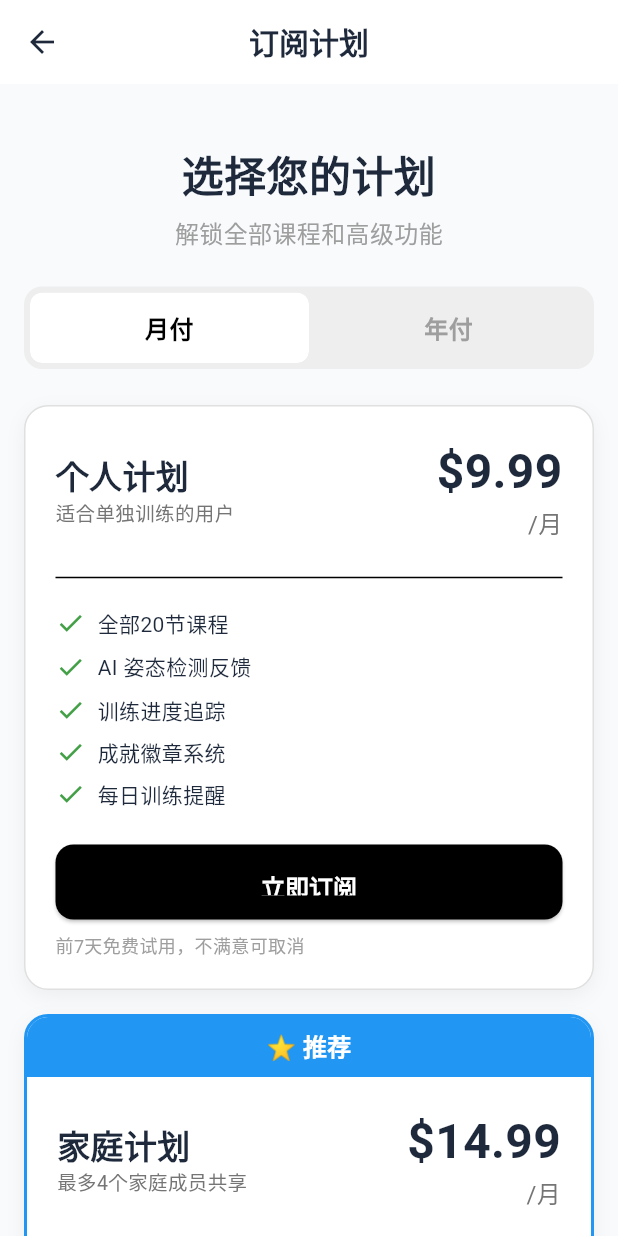
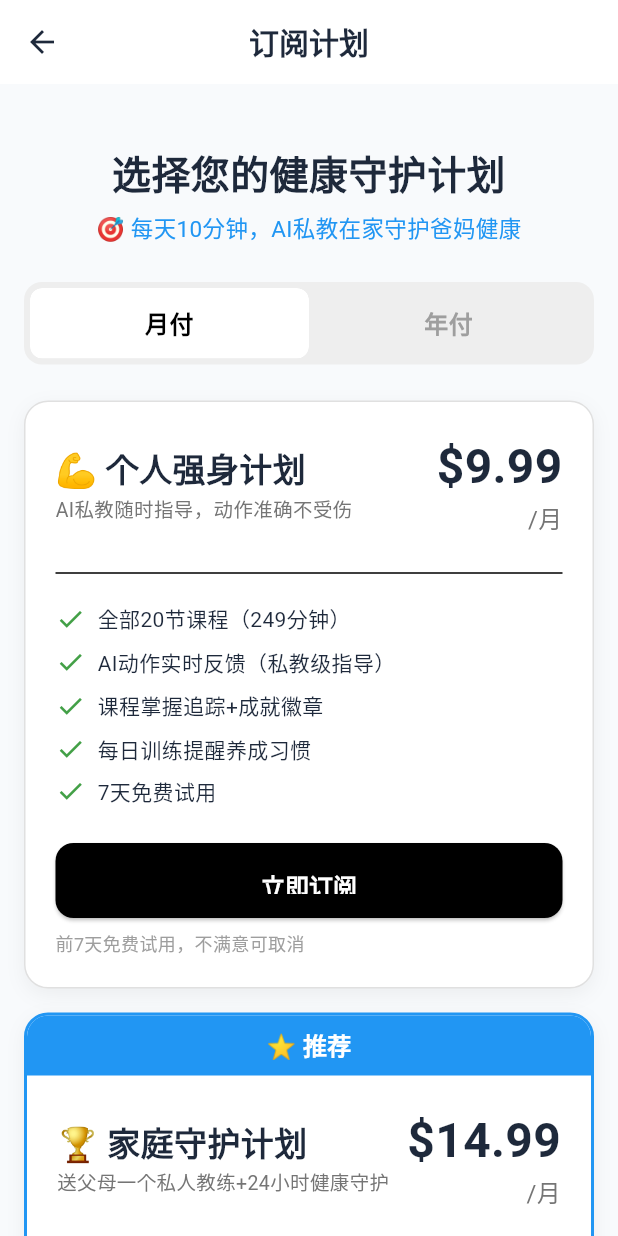
Before and after one commit to dingding520414-spec/dingding520414, a Flutter app: the SubscriptionPage screen opened directly, on a phone screen of 412 x 824 dp. Run offline on Flutter 3.47's test engine with Material 3 defaults, Android fonts, the phone set to English and light mode, and no system bars; our stand-ins replace dio, fl_chart, flutter_riverpod, flutter_secure_storage, video_player, youtube_player_iframe; accounts and stored records are empty; network calls fail.

Commit message:
feat: optimize subscription page for family plan
- Update family plan name to '🏆 家庭守护计划'
- Update description to highlight 'private trainer + 24/7 health guardian'
- Update personal plan to '💪 个人强身计划'
- Improve subscription header with emotional messaging
- Update home page premium banner to highlight family monitoring
- Change pricing from $9.99 to $14.99 (family plan as main option)
- Add family monitoring as key feature in banner

```diff
--- a/frontend/lib/data/models/subscription.dart
+++ b/frontend/lib/data/models/subscription.dart
@@ -64,33 +64,33 @@ class SubscriptionStatus {
 class SubscriptionPlans {
   static const personal = SubscriptionPlan(
     id: 'personal',
-    name: '个人计划',
-    description: '适合单独训练的用户',
+    name: '💪 个人强身计划',
+    description: 'AI私教随时指导，动作准确不受伤',
     monthlyPrice: 9.99,
     yearlyPrice: 89.99,
     maxMembers: 1,
     features: [
-      '✓ 全部20节课程',
-      '✓ AI 姿态检测反馈',
-      '✓ 训练进度追踪',
-      '✓ 成就徽章系统',
-      '✓ 每日训练提醒',
+      '✓ 全部20节课程（249分钟）',
+      '✓ AI动作实时反馈（私教级指导）',
+      '✓ 课程掌握追踪+成就徽章',
+      '✓ 每日训练提醒养成习惯',
+      '✓ 7天免费试用',
     ],
   );
 
   static const family = SubscriptionPlan(
     id: 'family',
-    name: '家庭计划',
-    description: '最多4个家庭成员共享',
+    name: '🏆 家庭守护计划',
+    description: '送父母一个私人教练+24小时健康守护',
     monthlyPrice: 14.99,
     yearlyPrice: 129.99,
     maxMembers: 4,
     features: [
-      '✓ 个人计划全部功能',
-      '✓ 最多4个家庭成员',
-      '✓ 子女端查看父母进度',
-      '✓ 家庭训练提醒',
-      '✓ 优先客服支持',
+      '✓ 全部20节课程 + AI动作实时反馈',
+      '✓ 最多4人共享，全家一起练',
+      '✓ 子女随时查看父母训练进度',
+      '✓ 每日提醒养成锻炼习惯',
+      '✓ 跌倒预防+平衡训练',
     ],
     isRecommended: true,
   );
--- a/frontend/lib/presentation/pages/elder/home_page.dart
+++ b/frontend/lib/presentation/pages/elder/home_page.dart
@@ -338,7 +338,7 @@ class _ElderHomePageState extends ConsumerState<ElderHomePage> {
                     crossAxisAlignment: CrossAxisAlignment.start,
                     children: [
                       const Text(
-                        '升级到专业版',
+                        '🏠 升级家庭守护版',
                         style: TextStyle(
                           color: Colors.white,
                           fontSize: 18,
@@ -347,7 +347,7 @@ class _ElderHomePageState extends ConsumerState<ElderHomePage> {
                       ),
                       const SizedBox(height: 4),
                       Text(
-                        '解锁全部20节课程和AI姿态检测',
+                        'AI实时反馈动作 + 子女远程查看训练进度',
                         style: TextStyle(
                           color: Colors.white.withOpacity(0.9),
                           fontSize: 13,
@@ -366,7 +366,7 @@ class _ElderHomePageState extends ConsumerState<ElderHomePage> {
                               borderRadius: BorderRadius.circular(8),
                             ),
                             child: const Text(
-                              '前7天免费',
+                              '家庭版 最多4人共享',
                               style: TextStyle(
                                 color: Colors.deepOrange,
                                 fontSize: 12,
@@ -376,7 +376,7 @@ class _ElderHomePageState extends ConsumerState<ElderHomePage> {
                           ),
                           const SizedBox(width: 8),
                           const Text(
-                            '每月仅需 \$9.99',
+                            '每月仅需 \$14.99',
                             style: TextStyle(
                               color: Colors.white,
                               fontSize: 12,
--- a/frontend/lib/presentation/pages/subscription_page.dart
+++ b/frontend/lib/presentation/pages/subscription_page.dart
@@ -60,19 +60,21 @@ class _SubscriptionPageState extends ConsumerState<SubscriptionPage> {
 
                   // Pricing Header
                   const Text(
-                    '选择您的计划',
+                    '选择您的健康守护计划',
                     style: TextStyle(
-                      fontSize: 28,
+                      fontSize: 26,
                       fontWeight: FontWeight.bold,
                     ),
                     textAlign: TextAlign.center,
                   ),
                   const SizedBox(height: 8),
-                  const Text(
-                    '解锁全部课程和高级功能',
-                    style: TextStyle(
-                      fontSize: 16,
-                      color: Colors.grey,
+                  Text(
+                    state.selectedTab == 1
+                        ? '🏠 家庭版：子女可实时查看父母训练进度'
+                        : '🎯 每天10分钟，AI私教在家守护爸妈健康',
+                    style: const TextStyle(
+                      fontSize: 15,
+                      color: Colors.blue,
                     ),
                     textAlign: TextAlign.center,
                   ),
```
